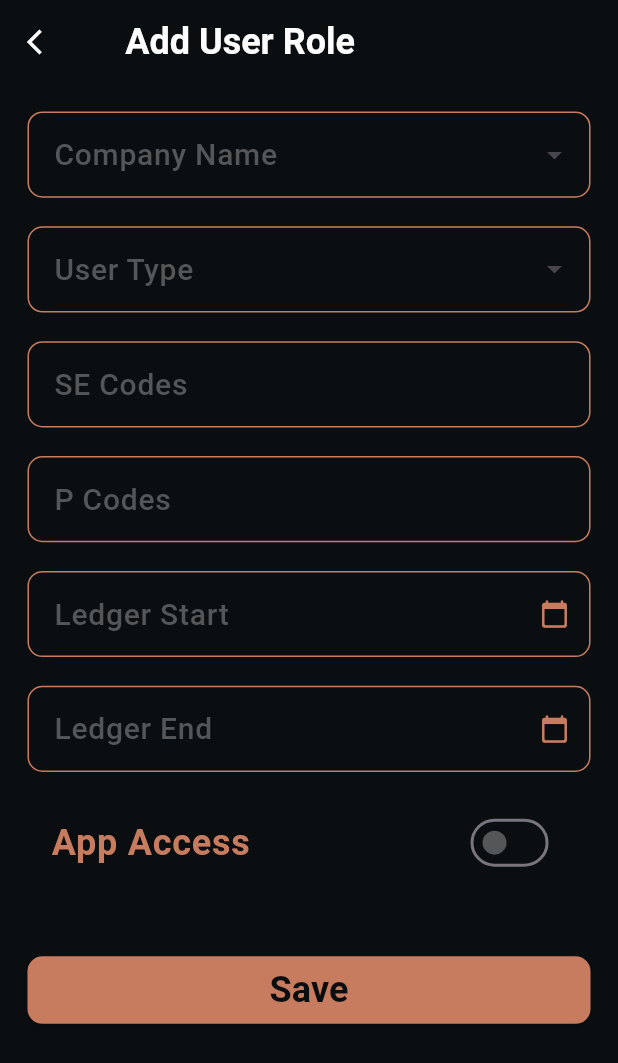
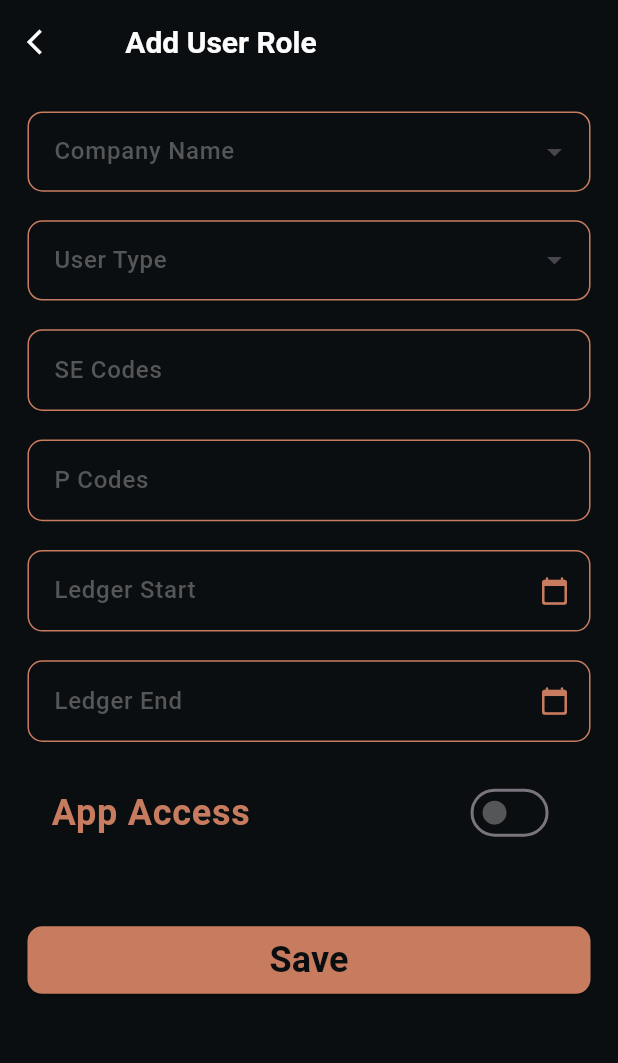
Before and after one commit to mjmehta912/Jinee-Mobile-Access, a Flutter app: the AddEditUserRoleScreen screen opened directly with empty values, on a phone screen of 412 x 824 dp. Shown: the top 1063 px of the screen. Run offline on Flutter 3.47's test engine with Material 3 defaults, Android fonts, the phone set to English and light mode, and no system bars; drawn by our look-alikes of dropdown_search; our stand-ins replace flutter_screenutil, get; network calls fail; Roboto replaces fonts that are missing (MontserratMedium, MontserratSemiBold).

Commit message:
Some app sizings changes made in the app

```diff
--- a/lib/features/home/screens/home_screen.dart
+++ b/lib/features/home/screens/home_screen.dart
@@ -25,7 +25,7 @@ class HomeScreen extends StatelessWidget {
             Text(
               'Jinee',
               style: TextStyles.kSemiBoldMontserrat(
-                fontSize: FontSize.k34FontSize,
+                fontSize: FontSize.k30FontSize,
                 color: kColorTextPrimary,
               ),
             ),
@@ -39,6 +39,7 @@ class HomeScreen extends StatelessWidget {
             AppSpaces.v40,
             AppButton(
               title: 'Company',
+              titleSize: FontSize.k20FontSize,
               onPressed: () {
                 Get.to(
                   () => CompanyScreen(),
@@ -52,6 +53,7 @@ class HomeScreen extends StatelessWidget {
             AppSpaces.v40,
             AppButton(
               title: 'User',
+              titleSize: FontSize.k20FontSize,
               buttonColor: kColorSecondary,
               onPressed: () {
                 Get.to(
--- a/lib/widgets/app_appbar.dart
+++ b/lib/widgets/app_appbar.dart
@@ -31,7 +31,7 @@ class AppAppbar extends StatelessWidget implements PreferredSizeWidget {
         title,
         style: titleStyle ??
             TextStyles.kSemiBoldMontserrat(
-              fontSize: FontSize.k24FontSize,
+              fontSize: FontSize.k20FontSize,
               color: kColorTextPrimary,
             ),
       ),
--- a/lib/widgets/app_button.dart
+++ b/lib/widgets/app_button.dart
@@ -34,6 +34,7 @@ class AppButton extends StatelessWidget {
           shape: RoundedRectangleBorder(
             borderRadius: BorderRadius.circular(10),
           ),
+          padding: const EdgeInsets.all(0),
         ),
         child: Text(
           title,
--- a/lib/widgets/app_date_picker_field.dart
+++ b/lib/widgets/app_date_picker_field.dart
@@ -141,13 +141,16 @@ class _AppDatePickerFieldState extends State<AppDatePickerField> {
         hintText: widget.hintText,
         hintStyle: TextStyles.kMediumMontserrat(
           color: kColorTextSecondary,
+          fontSize: FontSize.k16FontSize,
         ),
         labelText: widget.labelText,
         labelStyle: TextStyles.kMediumMontserrat(
           color: kColorTextSecondary,
+          fontSize: FontSize.k16FontSize,
         ),
         floatingLabelStyle: TextStyles.kMediumMontserrat(
           color: widget.themeColor!,
+          fontSize: FontSize.k16FontSize,
         ),
         errorStyle: TextStyles.kRegularMontserrat(
           color: Colors.redAccent,
@@ -166,6 +169,7 @@ class _AppDatePickerFieldState extends State<AppDatePickerField> {
       ),
       style: TextStyles.kSemiBoldMontserrat(
         color: widget.themeColor!,
+        fontSize: FontSize.k18FontSize,
       ),
       cursorColor: widget.themeColor,
       cursorHeight: 25,
--- a/lib/widgets/app_dropdown.dart
+++ b/lib/widgets/app_dropdown.dart
@@ -63,13 +63,16 @@
           hintText: hintText,
           hintStyle: TextStyles.kMediumMontserrat(
             color: kColorTextSecondary,
+            fontSize: FontSize.k16FontSize,
           ),
           labelText: labelText,
           labelStyle: TextStyles.kMediumMontserrat(
             color: kColorTextSecondary,
+            fontSize: FontSize.k16FontSize,
           ),
           floatingLabelStyle: TextStyles.kMediumMontserrat(
             color: themeColor!,
+            fontSize: FontSize.k16FontSize,
           ),
           errorStyle: TextStyles.kRegularMontserrat(
             color: Colors.redAccent,
@@ -80,6 +83,7 @@
         ),
         baseStyle: TextStyles.kSemiBoldMontserrat(
           color: themeColor!,
+          fontSize: FontSize.k18FontSize,
         ),
       ),
       popupProps: PopupProps.menu(
--- a/lib/widgets/app_text_form_field.dart
+++ b/lib/widgets/app_text_form_field.dart
@@ -63,13 +63,16 @@ class AppTextFormField extends StatelessWidget {
         hintText: hintText,
         hintStyle: TextStyles.kMediumMontserrat(
           color: kColorTextSecondary,
+          fontSize: FontSize.k16FontSize,
         ),
         labelText: labelText,
         labelStyle: TextStyles.kMediumMontserrat(
           color: kColorTextSecondary,
+          fontSize: FontSize.k16FontSize,
         ),
         floatingLabelStyle: TextStyles.kMediumMontserrat(
           color: themeColor!,
+          fontSize: FontSize.k16FontSize,
         ),
         errorStyle: TextStyles.kRegularMontserrat(
           color: Colors.redAccent,
@@ -80,6 +83,7 @@ class AppTextFormField extends StatelessWidget {
       ),
       style: TextStyles.kSemiBoldMontserrat(
         color: themeColor!,
+        fontSize: FontSize.k18FontSize,
       ),
       cursorColor: themeColor,
       cursorHeight: 20,
```
Also changed, not shown: lib/features/company/screens/company_screen.dart (+7 -4 lines), lib/features/role/screens/user_role_screen.dart (+9 -3 lines), lib/features/user/screens/user_screen.dart (+13 -11 lines).
